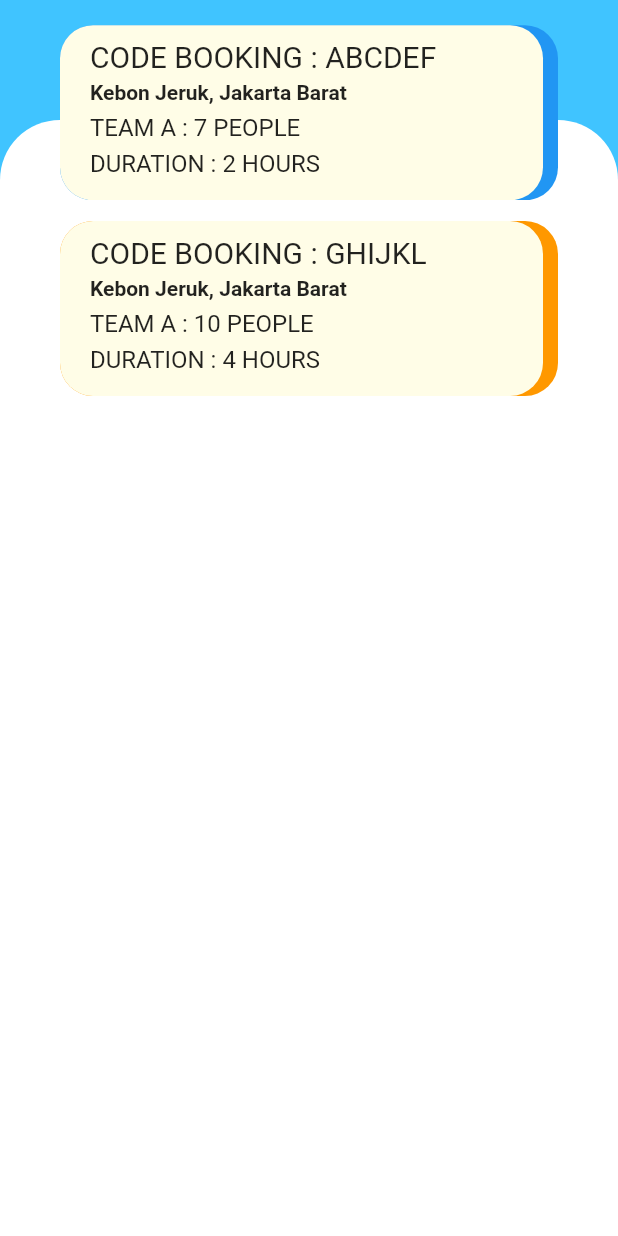
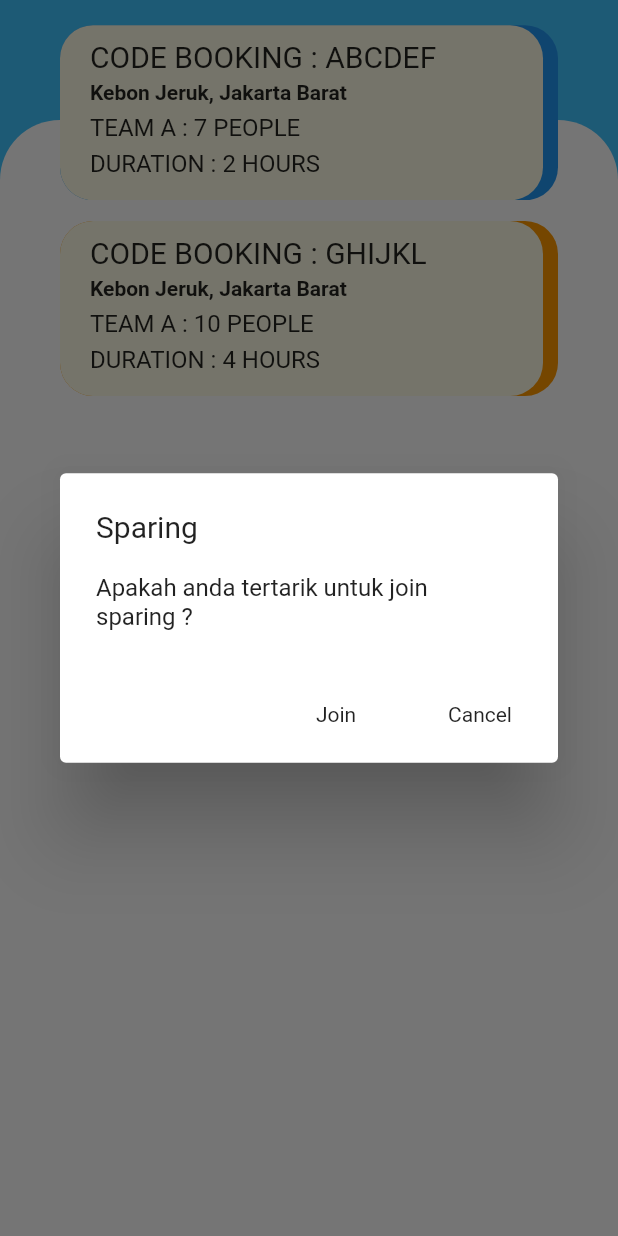
Before and after one commit to ckcharless/HacerApp, a Flutter app: the UserSparing widget shown alone on an empty page, opened directly, after a tap on an icon or button, on a phone screen of 412 x 824 dp. Run offline on Flutter 3.47's test engine with Material 2 defaults, Android fonts, the phone set to English and light mode, and no system bars; our stand-ins replace flutter_svg, fluttertoast, image_picker, rflutter_alert; project files that could hold a hidden picture were left out.

Commit message:
01/03/2021

```diff
--- a/lib/Screens/UsersMenu/UserSparing.dart
+++ b/lib/Screens/UsersMenu/UserSparing.dart
@@ -41,7 +41,7 @@ class _UserSparingState extends State<UserSparing>{
                     itemIndex: index,
                     detailBooking: products[index],
                     press: () {
-
+                      JoinSparing(context);
                     },
                   ),
                 ),
```
